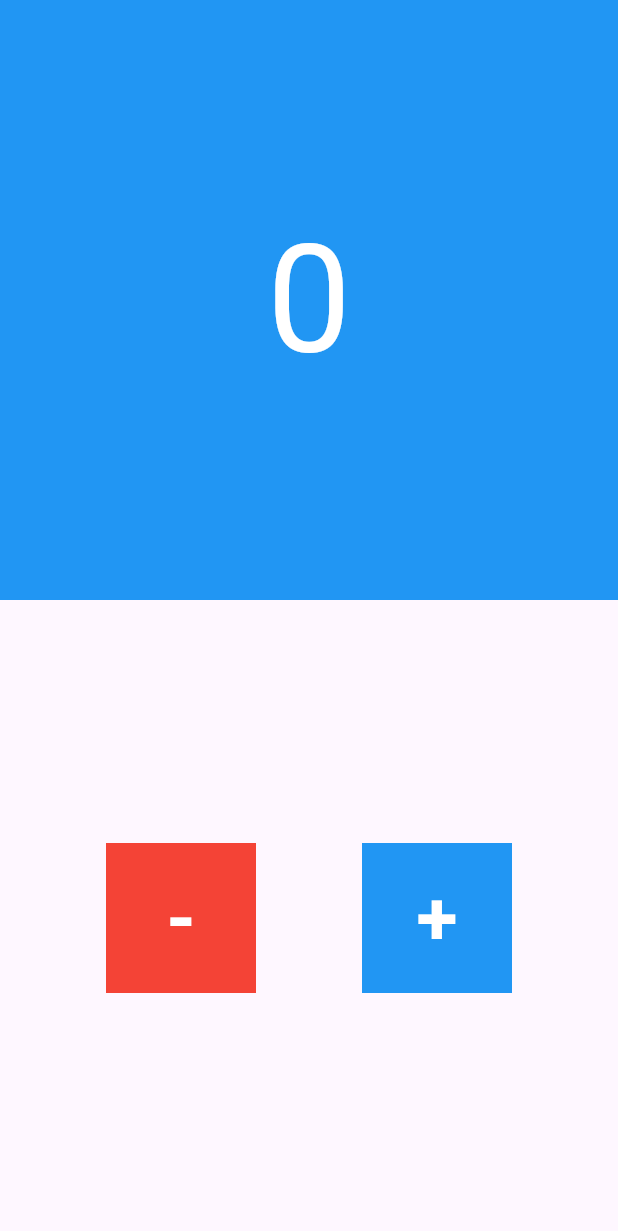
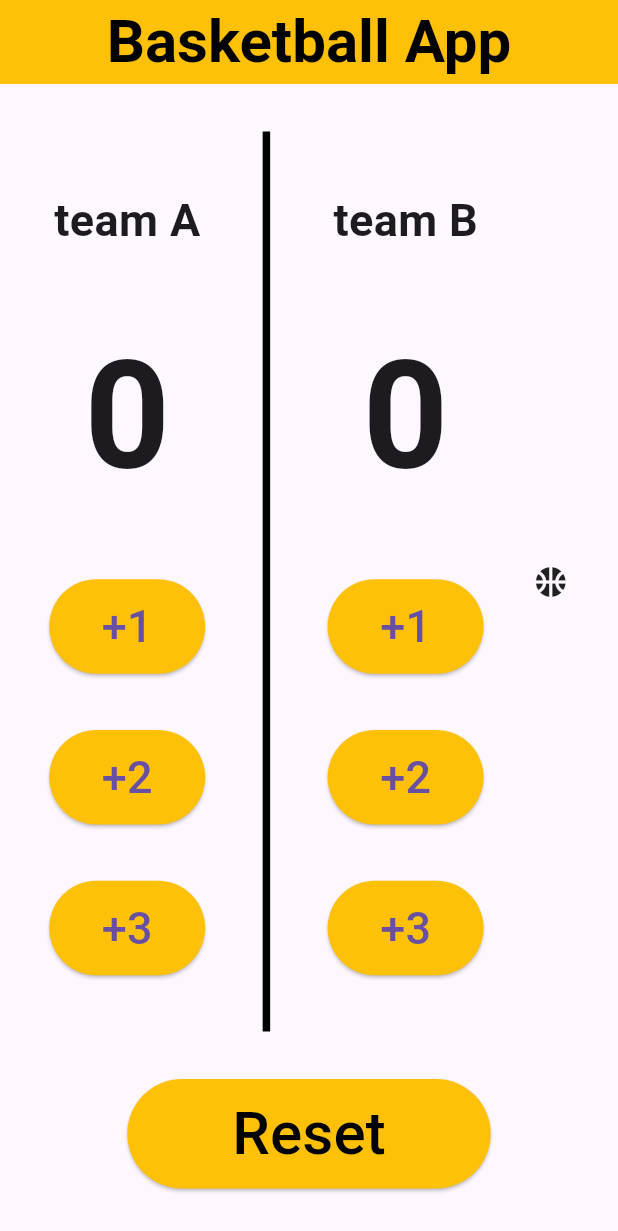
Before and after one commit to kirolos2550/counter, a Flutter app: the screen it shows after launch, on a phone screen of 412 x 824 dp. Shown: the top 1231 px of the screen. Run offline on Flutter 3.47's test engine with Material 3 defaults, Android fonts, the phone set to English and light mode, and no system bars.

Commit message:
add Basketball App

```diff
--- /dev/null
+++ b/lib/basketball_app.dart
@@ -0,0 +1,163 @@
+
+import 'package:flutter/material.dart';
+
+class BasketballApp extends StatefulWidget {
+  const BasketballApp({super.key});
+
+  @override
+  State<BasketballApp> createState() => _BasketballAppState();
+}
+
+class _BasketballAppState extends State<BasketballApp> {
+  int teamAScore = 0;
+  int teamBScore = 0;
+  @override
+  Widget build(BuildContext context) {
+    return Scaffold(
+      appBar: AppBar(
+        backgroundColor: Colors.amber,
+        centerTitle: true,
+        title: const Text(
+          'Basketball App',
+          style: TextStyle(
+              fontSize: 40, fontWeight: FontWeight.bold, color: Colors.black),
+        ),
+      ),
+      body: Column(
+        mainAxisAlignment: MainAxisAlignment.spaceEvenly,
+        children: [
+          SizedBox(
+            height: 600,
+            child: Row(
+              mainAxisAlignment: MainAxisAlignment.spaceEvenly,
+              children: [
+                Teams(
+                  teamName: 'team A',
+                  score: teamAScore,
+                  addPoints: (k) {
+                    setState(() {
+                      teamAScore += k;
+                    });
+                  },
+                ),
+                const VerticalDivider(
+                  color: Colors.black,
+                  thickness: 5,
+                ),
+                Teams(
+                  teamName: 'team B',
+                  score: teamBScore,
+                  addPoints: (k) {
+                    setState(() {
+                      teamBScore += k;
+                    });
+                  },
+                ),
+                Icon(Icons.sports_basketball_rounded)
+              ],
+            ),
+          ),
+          Reset(
+            onReset: () {
+              setState(() {
+                teamAScore = 0;
+                teamBScore = 0;
+              });
+            },
+          ),
+        ],
+      ),
+    );
+  }
+}
+
+
+
+class Teams extends StatelessWidget {
+  final String teamName;
+  final int score;
+  final void Function(int) addPoints;
+  const Teams(
+      {super.key,
+      required this.teamName,
+      required this.score,
+      required this.addPoints});
+
+  @override
+  Widget build(BuildContext context) {
+    return Column(
+      mainAxisAlignment: MainAxisAlignment.spaceEvenly,
+      children: [
+        Text(
+          '$teamName',
+          style: TextStyle(fontSize: 30, fontWeight: FontWeight.bold),
+        ),
+        Text(
+          score.toString(),
+          style: TextStyle(fontSize: 100, fontWeight: FontWeight.bold),
+        ),
+        ElevatedButton(
+            style: ElevatedButton.styleFrom(
+                backgroundColor: Colors.amber,
+                padding: EdgeInsets.symmetric(horizontal: 35, vertical: 10)),
+            onPressed: () {
+              addPoints(1);
+            },
+            child: Text(
+              '+1',
+              style: TextStyle(
+                fontSize: 30,
+              ),
+            )),
+        ElevatedButton(
+            style: ElevatedButton.styleFrom(
+                backgroundColor: Colors.amber,
+                padding: EdgeInsets.symmetric(horizontal: 35, vertical: 10)),
+            onPressed: () {
+              addPoints(2);
+            },
+            child: Text(
+              '+2',
+              style: TextStyle(
+                fontSize: 30,
+              ),
+            )),
+        ElevatedButton(
+            style: ElevatedButton.styleFrom(
+                backgroundColor: Colors.amber,
+                padding: EdgeInsets.symmetric(horizontal: 35, vertical: 10)),
+            onPressed: () {
+              addPoints(3);
+            },
+            child: Text(
+              '+3',
+              style: TextStyle(
+                fontSize: 30,
+              ),
+            ))
+      ],
+    );
+  }
+}
+
+
+class Reset extends StatelessWidget {
+  final VoidCallback onReset;
+  const Reset({
+    required this.onReset,
+    super.key,
+  });
+
+  @override
+  Widget build(BuildContext context) {
+    return ElevatedButton(
+        style: ElevatedButton.styleFrom(
+            backgroundColor: Colors.amber,
+            padding: EdgeInsets.symmetric(horizontal: 70, vertical: 8)),
+        onPressed: onReset,
+        child: Text(
+          'Reset',
+          style: TextStyle(fontSize: 40, color: Colors.black),
+        ));
+  }
+}
--- a/lib/main.dart
+++ b/lib/main.dart
@@ -1,5 +1,6 @@
 // ignore_for_file: unused_import
 
+import 'package:counter/basketball_app.dart';
 import 'package:counter/basketball_splash.dart';
 import 'package:counter/counter.dart';
 import 'package:counter/flash_light.dart';
@@ -17,7 +18,7 @@ class Counter extends StatelessWidget {
   Widget build(BuildContext context) {
     return MaterialApp(
       debugShowCheckedModeBanner: false,
-      home: counter(),
+      home: BasketballApp(),
     );
   }
 }
```
